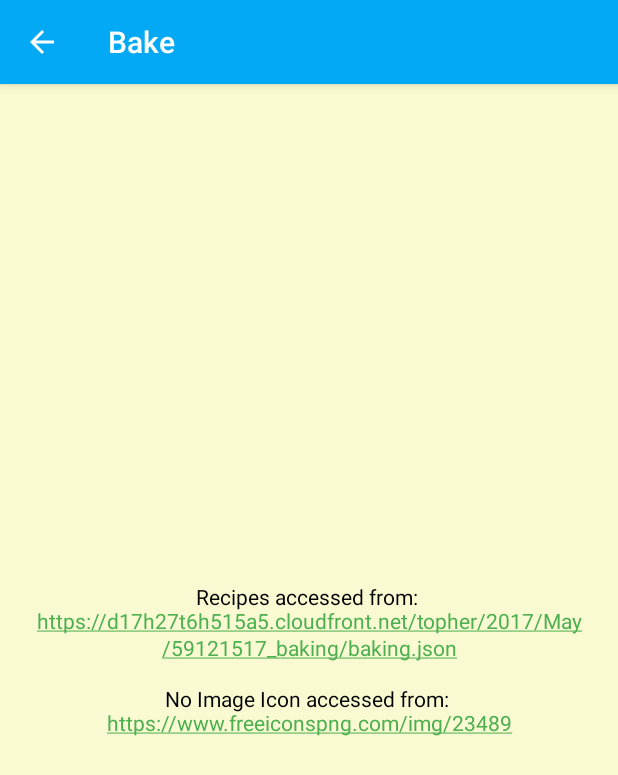
After one commit to bqfix/Bake, an Android app: the AboutActivity screen opened directly, with no data from a screen before it, on a phone screen of 412 x 824 dp. The commit adds this screen. Shown: the top 775 px of the screen. Run offline under Robolectric (Android 15) with nearby library versions, the phone set to English and light mode, and no system bars.

Commit message:
Added About Activity
For credits

```diff
--- a/app/src/main/AndroidManifest.xml
+++ b/app/src/main/AndroidManifest.xml
@@ -29,8 +29,9 @@
             android:launchMode="singleTop"
             android:parentActivityName=".DetailActivity" />
 
-        <service android:name=".ListWidgetService"
-            android:permission="android.permission.BIND_REMOTEVIEWS"/>
+        <service
+            android:name=".ListWidgetService"
+            android:permission="android.permission.BIND_REMOTEVIEWS" />
 
         <receiver android:name=".IngredientsWidgetProvider">
             <intent-filter>
@@ -41,6 +42,9 @@
                 android:name="android.appwidget.provider"
                 android:resource="@xml/ingredients_widget_info" />
         </receiver>
+
+        <activity android:name=".AboutActivity"
+            android:parentActivityName=".MainActivity"></activity>
     </application>
 
 </manifest>
--- /dev/null
+++ b/app/src/main/java/com/example/android/bake/AboutActivity.java
@@ -0,0 +1,13 @@
+package com.example.android.bake;
+
+import android.support.v7.app.AppCompatActivity;
+import android.os.Bundle;
+
+public class AboutActivity extends AppCompatActivity {
+
+    @Override
+    protected void onCreate(Bundle savedInstanceState) {
+        super.onCreate(savedInstanceState);
+        setContentView(R.layout.activity_about);
+    }
+}
--- /dev/null
+++ b/app/src/main/res/layout/activity_about.xml
@@ -0,0 +1,15 @@
+<?xml version="1.0" encoding="utf-8"?>
+<TextView xmlns:android="http://schemas.android.com/apk/res/android"
+    xmlns:app="http://schemas.android.com/apk/res-auto"
+    xmlns:tools="http://schemas.android.com/tools"
+    android:layout_width="match_parent"
+    android:layout_height="match_parent"
+    tools:context=".AboutActivity"
+    android:textColor="@android:color/black"
+    android:gravity="center"
+    android:padding="8dp"
+    android:background="@color/colorBackground"
+    android:autoLink="web"
+    android:text="@string/about">
+
+</TextView>
--- a/app/src/main/res/values/strings.xml
+++ b/app/src/main/res/values/strings.xml
@@ -49,8 +49,8 @@
     <string name="video_uri_parcelable_key">video_parcelable</string>
 
 
-    <!-- Credit Strings -->
-    <string name="no_image_credit">Accessed from https://www.freeiconspng.com/img/23489</string>
+    <!-- About Activity Strings -->
+    <string name="about">Recipes accessed from: \nhttps://d17h27t6h515a5.cloudfront.net/topher/2017/May/59121517_baking/baking.json\n\nNo Image Icon accessed from: \nhttps://www.freeiconspng.com/img/23489</string>
 
     <!-- Widget Strings -->
     <string name="back_button">Back to Recipes</string>
```
